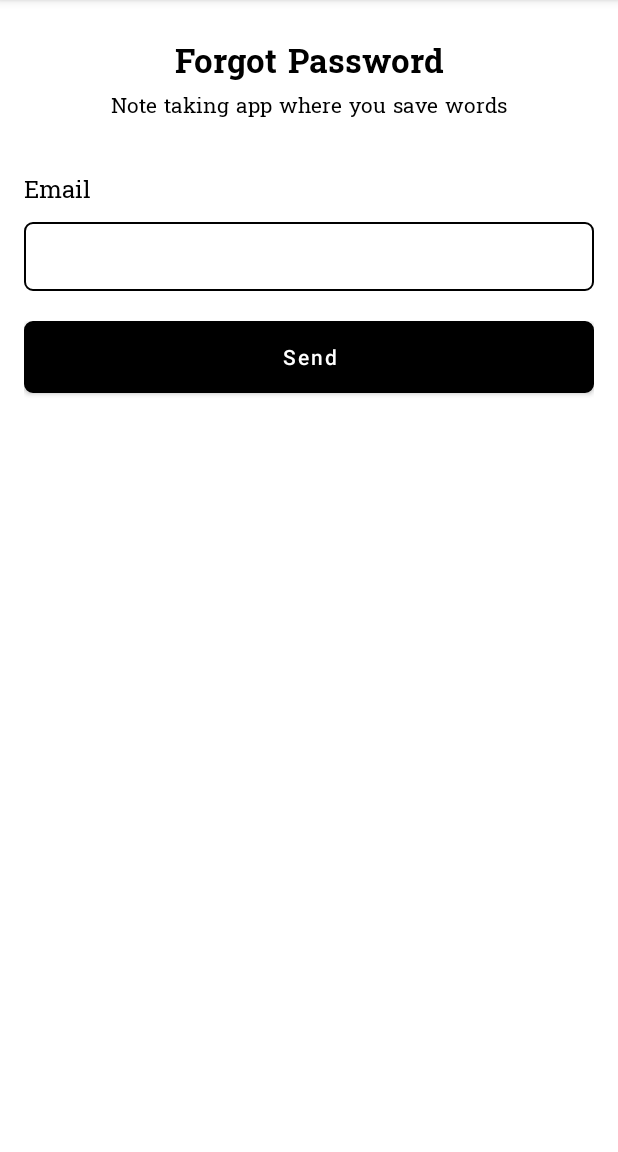
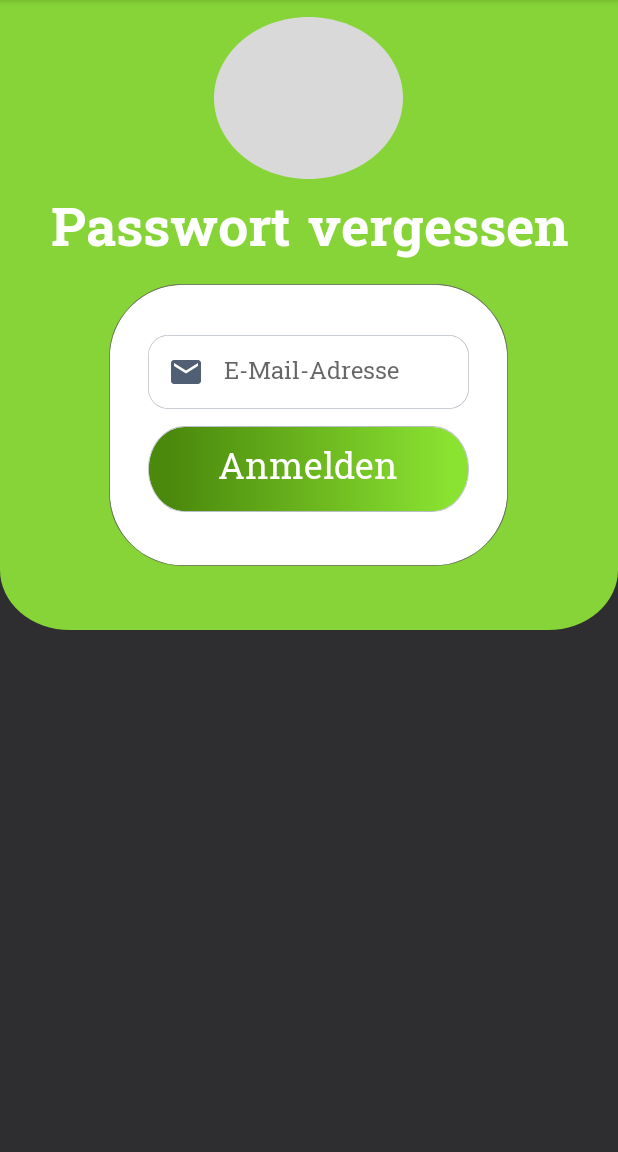
Before and after one commit to NicoB-Code/LearnAhead, an Android app: the ForgotPasswordFragment screen opened through its navigation route, on a phone screen of 412 x 824 dp, the part 84-1236 px from its top. Run offline under Robolectric (Android 15) with nearby library versions, the phone set to English and light mode, and no system bars; our stand-ins replace Dagger/Hilt's generated code, Firebase (no records; nobody signed in at launch, a user with empty details on screens opened directly).

Commit message:
Forget Password UI mit BL

```diff
--- a/app/src/main/java/com/example/learnahead_prototyp/UI/Auth/ForgotPasswordFragment.kt
+++ b/app/src/main/java/com/example/learnahead_prototyp/UI/Auth/ForgotPasswordFragment.kt
@@ -60,11 +60,11 @@ class ForgotPasswordFragment : Fragment() {
         observer()
 
         // Fügt einen Klicklistener zum Zurücksetzen-Button hinzu
-        binding.forgotPassBtn.setOnClickListener {
+        binding.buttonForgotPassword.setOnClickListener {
             // Überprüft die Eingabevalidierung des Benutzers
             if (validation()) {
                 // Ruft die "forgotPassword" -Funktion des ViewModels auf, um das Passwort zurückzusetzen
-                viewModel.forgotPassword(binding.emailEt.text.toString())
+                viewModel.forgotPassword(binding.editTextEmail.text.toString())
             }
         }
     }
@@ -79,21 +79,21 @@ class ForgotPasswordFragment : Fragment() {
             when (state) {
                 is UiState.Loading -> {
                     // Wenn der Zustand "Loading" ist, ändert die Funktion die Textanzeige und zeigt den Fortschrittsbalken an
-                    binding.forgotPassBtn.setText("")
-                    binding.forgotPassProgress.show()
+                    binding.buttonForgotPassword.setText("")
+                    binding.forgetPasswordProgress.show()
                 }
 
                 is UiState.Failure -> {
                     // Wenn der Zustand "Failure" ist, ändert die Funktion die Textanzeige, versteckt den Fortschrittsbalken und zeigt eine Fehlermeldung an.
-                    binding.forgotPassBtn.setText("Send")
-                    binding.forgotPassProgress.hide()
+                    binding.buttonForgotPassword.setText("Send")
+                    binding.forgetPasswordProgress.hide()
                     toast(state.error)
                 }
 
                 is UiState.Success -> {
                     // Wenn der Zustand "Success" ist, ändert die Funktion die Textanzeige, versteckt den Fortschrittsbalken und zeigt eine Erfolgsmeldung an.
-                    binding.forgotPassBtn.setText("Send")
-                    binding.forgotPassProgress.hide()
+                    binding.buttonForgotPassword.setText("Send")
+                    binding.forgetPasswordProgress.hide()
                     toast(state.data)
                 }
             }
@@ -109,18 +109,17 @@ class ForgotPasswordFragment : Fragment() {
     fun validation(): Boolean {
         var isValid = true
 
-        if (binding.emailEt.text.isNullOrEmpty()) {
+        if (binding.editTextEmail.text.isNullOrEmpty()) {
             // Wenn das E-Mail-Feld leer ist oder null, ist die E-Mail-Adresse ungültig. Die Funktion zeigt eine Fehlermeldung an und gibt "false" zurück.
             isValid = false
             toast(getString(R.string.enter_email))
         } else {
-            if (!binding.emailEt.text.toString().isValidEmail()) {
+            if (!binding.editTextEmail.text.toString().isValidEmail()) {
                 // Wenn die E-Mail-Adresse ungültig ist, zeigt die Funktion eine Fehlermeldung an und gibt "false" zurück.
                 isValid = false
                 toast(getString(R.string.invalid_email))
             }
         }
-
         return isValid
     }
 }
--- /dev/null
+++ b/app/src/main/res/drawable/rectangle_forgot_password_content_box.xml
@@ -0,0 +1,28 @@
+<vector
+    xmlns:android="http://schemas.android.com/apk/res/android"
+    xmlns:aapt="http://schemas.android.com/aapt"
+    android:width="267dp"
+    android:height="189dp"
+    android:viewportWidth="267"
+    android:viewportHeight="189"
+    >
+    <group>
+        <clip-path
+            android:pathData="M49.5 0.5H217.5C244.562 0.5 266.5 22.438 266.5 49.5V139.5C266.5 166.562 244.562 188.5 217.5 188.5H49.5C22.438 188.5 0.5 166.562 0.5 139.5V49.5C0.5 22.438 22.438 0.5 49.5 0.5Z"
+            />
+        <path
+            android:pathData="M0.5 0.5V188.5H266.5V0.5"
+            android:fillColor="#FFFFFF"
+            />
+    </group>
+    <group>
+        <clip-path
+            android:pathData="M0 0V189H267V0M49.5 0.5H217.5C244.562 0.5 266.5 22.438 266.5 49.5V139.5C266.5 166.562 244.562 188.5 217.5 188.5H49.5C22.438 188.5 0.5 166.562 0.5 139.5V49.5C0.5 22.438 22.438 0.5 49.5 0.5Z"
+            />
+        <path
+            android:pathData="M49.5 0.5H217.5C244.562 0.5 266.5 22.438 266.5 49.5V139.5C266.5 166.562 244.562 188.5 217.5 188.5H49.5C22.438 188.5 0.5 166.562 0.5 139.5V49.5C0.5 22.438 22.438 0.5 49.5 0.5Z"
+            android:strokeWidth="1"
+            android:strokeColor="#6C6B6B"
+            />
+    </group>
+</vector>
--- a/app/src/main/res/layout/fragment_forgot_password.xml
+++ b/app/src/main/res/layout/fragment_forgot_password.xml
@@ -1,91 +1,99 @@
-<?xml version="1.0" encoding="utf-8"?>
-<androidx.constraintlayout.widget.ConstraintLayout xmlns:android="http://schemas.android.com/apk/res/android"
+<!-- Android Large - Login -->
+<RelativeLayout xmlns:android="http://schemas.android.com/apk/res/android"
     xmlns:app="http://schemas.android.com/apk/res-auto"
-    xmlns:tools="http://schemas.android.com/tools"
+    android:id="@+id/android_lar"
     android:layout_width="match_parent"
     android:layout_height="match_parent"
-    tools:context=".UI.Auth.ForgotPasswordFragment">
+    android:layout_gravity="center_horizontal"
+    android:background="@drawable/android_lar"
+    android:clipToOutline="true">
 
+    <!-- Black Background -->
+    <View
+        android:id="@+id/register_black_background"
+        android:layout_width="match_parent"
+        android:layout_height="match_parent"
+        android:layout_below="@id/register_green_background"
+        android:layout_alignTop="@id/register_green_background"
+        android:background="@drawable/rectangle_black_background" />
+
+    <!-- Green Background -->
+    <View
+        android:id="@+id/register_green_background"
+        android:layout_width="match_parent"
+        android:layout_height="420dp"
+        android:layout_alignParentTop="true"
+        android:background="@drawable/rectangle_green_background" />
+
+    <!-- Placeholder Logo -->
+    <View
+        android:id="@+id/placeholder_logo"
+        android:layout_width="126dp"
+        android:layout_height="108dp"
+        android:layout_centerHorizontal="true"
+        android:layout_alignParentTop="true"
+        android:layout_marginTop="5pt"
+        android:background="@drawable/logo_prototype"
+        />
+
+    <!-- Label Forgot Password Header -->
     <TextView
-        android:id="@+id/name"
+        android:id="@+id/register_label_header"
+        android:layout_width="match_parent"
+        android:layout_height="70dp"
+        android:layout_centerHorizontal="true"
+        android:layout_below="@id/placeholder_logo"
+        android:text="@string/forgot_password"
+        android:textAppearance="@style/forgot_password_label_header"
+        android:gravity="center_horizontal|center_vertical"
+        />
+
+    <!-- Forget Password Box -->
+    <View
+        android:id="@+id/rectangle_forget_password_box"
+        android:layout_width="266dp"
+        android:layout_height="188dp"
+        android:background="@drawable/rectangle_forgot_password_content_box"
+        android:elevation="2dp"
+        android:layout_below="@id/register_label_header"
+        android:layout_centerHorizontal="true"
+        />
+
+    <!-- E-Mail -->
+    <EditText
+        android:id="@+id/editText_email"
         android:layout_width="wrap_content"
         android:layout_height="wrap_content"
-        android:layout_marginTop="25dp"
-        android:fontFamily="@font/hanuman_bold"
-        android:text="Forgot Password"
-        android:textColor="@color/black"
-        android:textSize="22dp"
-        app:layout_constraintEnd_toEndOf="parent"
-        app:layout_constraintStart_toStartOf="parent"
-        app:layout_constraintTop_toTopOf="parent" />
+        android:layout_alignTop="@id/rectangle_forget_password_box"
+        android:layout_centerHorizontal="true"
+        android:layout_marginTop="34dp"
+        android:background="@drawable/rectangle_register_or_login_content"
+        android:drawableLeft="@drawable/email_icon"
+        android:drawablePadding="13dp"
+        android:paddingLeft="13dp"
+        android:elevation="6dp"
+        android:hint="@string/e_mail_address"
+        android:textAppearance="@style/register_content_text"
+        android:textSize="16sp"
+        android:textColor="@null"
+        />
 
-    <TextView
-        android:id="@+id/headline"
+    <!-- Passwort vergessen -->
+    <com.google.android.material.button.MaterialButton
+        android:id="@+id/button_forgot_password"
         android:layout_width="wrap_content"
         android:layout_height="wrap_content"
-        android:fontFamily="@font/hanuman_regular"
-        android:text="Note taking app where you save words"
-        android:textColor="@color/black"
-        android:textSize="14dp"
-        app:layout_constraintEnd_toEndOf="parent"
-        app:layout_constraintStart_toStartOf="parent"
-        app:layout_constraintTop_toBottomOf="@+id/name" />
-
-    <TextView
-        android:id="@+id/email_label"
-        android:layout_width="wrap_content"
-        android:layout_height="wrap_content"
-        android:layout_marginStart="16dp"
-        android:layout_marginTop="32dp"
-        android:fontFamily="@font/hanuman_regular"
-        android:text="Email"
-        android:textColor="@color/black"
-        android:textSize="16dp"
-        app:layout_constraintStart_toStartOf="parent"
-        app:layout_constraintTop_toBottomOf="@+id/headline" />
-
-    <EditText
-        android:id="@+id/email_et"
-        android:layout_width="0dp"
-        android:layout_height="wrap_content"
-        android:layout_marginStart="16dp"
-        android:layout_marginLeft="16dp"
-        android:layout_marginTop="8dp"
-        android:layout_marginEnd="16dp"
-        android:layout_marginRight="16dp"
-        android:background="@drawable/black_white_rect_bg"
-        android:ems="10"
-        android:fontFamily="@font/hanuman_regular"
-        android:inputType="textPersonName"
-        android:textColor="@color/black"
-        android:textSize="14dp"
-        app:layout_constraintEnd_toEndOf="parent"
-        app:layout_constraintHorizontal_bias="0.0"
-        app:layout_constraintStart_toStartOf="parent"
-        app:layout_constraintTop_toBottomOf="@+id/email_label" />
-
-    <RelativeLayout
-        android:id="@+id/button_layout"
-        android:layout_width="0dp"
-        android:layout_height="wrap_content"
-        android:layout_marginTop="20dp"
-        app:layout_constraintEnd_toEndOf="@+id/email_et"
-        app:layout_constraintHorizontal_bias="0.0"
-        app:layout_constraintStart_toStartOf="@+id/email_et"
-        app:layout_constraintTop_toBottomOf="@+id/email_et">
-
-        <com.google.android.material.button.MaterialButton
-            android:id="@+id/forgot_pass_btn"
-            android:layout_width="match_parent"
-            android:layout_height="wrap_content"
-            android:background="@drawable/black_rect_bg"
-            android:text="Send"
-            android:textAllCaps="false"
-            android:textColor="@color/white"
-            app:backgroundTint="@color/black" />
+        android:layout_centerHorizontal="true"
+        android:layout_marginTop="11dp"
+        android:layout_below="@id/editText_email"
+        android:background="@drawable/rectangle_login_register"
+        android:elevation="8dp"
+        android:text="@string/login_verb"
+        android:textAppearance="@style/register_login_button_text"
+        app:backgroundTint="@null" />
 
     <ProgressBar
-            android:id="@+id/forgot_pass_progress"
+        android:id="@+id/forget_password_progress"
         style="?android:attr/progressBarStyle"
         android:layout_width="36dp"
         android:layout_height="36dp"
@@ -94,8 +102,4 @@
         android:elevation="10dp"
         android:indeterminateTint="@color/white"
         android:visibility="invisible" />
-
 </RelativeLayout>
-
-
-</androidx.constraintlayout.widget.ConstraintLayout>
--- a/app/src/main/res/layout/fragment_login.xml
+++ b/app/src/main/res/layout/fragment_login.xml
@@ -53,7 +53,7 @@
         android:id="@+id/rectangle_register_box"
         android:layout_width="266dp"
         android:layout_height="444dp"
-        android:background="@drawable/rectangle_register_box"
+        android:background="@drawable/rectangle_register_login_content_box"
         android:elevation="2dp"
         android:layout_below="@id/register_label_header"
         android:layout_centerHorizontal="true"
@@ -110,7 +110,7 @@
         android:layout_marginLeft="10dp"
         android:layout_centerHorizontal="true"
         android:elevation="8dp"
-        android:text="@string/forgot_password"
+        android:text="@string/forgot_password_question"
         android:textAppearance="@style/register_login_instead"
         />
 
--- a/app/src/main/res/layout/fragment_register.xml
+++ b/app/src/main/res/layout/fragment_register.xml
@@ -53,7 +53,7 @@
         android:id="@+id/rectangle_register_box"
         android:layout_width="266dp"
         android:layout_height="444dp"
-        android:background="@drawable/rectangle_register_box"
+        android:background="@drawable/rectangle_register_login_content_box"
         android:elevation="2dp"
         android:layout_below="@id/register_label_header"
         android:layout_centerHorizontal="true"
--- a/app/src/main/res/values/strings.xml
+++ b/app/src/main/res/values/strings.xml
@@ -58,8 +58,9 @@
     <string name="login"> Login </string>
     <string name="login_subject"> Anmeldung </string>
     <string name="login_verb"> Anmelden </string>
-    <string name="forgot_password"> Passwort vergessen ? </string>
-
+    <string name="forgot_password"> Passwort vergessen </string>
+    <string name="forgot_password_question"> Passwort vergessen ? </string>
+    <string name="send"> Senden </string>
 
 
 </resources>
--- a/app/src/main/res/values/styles.xml
+++ b/app/src/main/res/values/styles.xml
@@ -138,6 +138,14 @@
         <item name="fontFamily">@font/hanuman_bold</item>
     </style>
 
+    <!-- ForgotPasswordLabelTop -->
+    <style name="forgot_password_label_header">
+        <item name="android:textSize">36sp</item>
+        <item name="android:textColor">#FFFFFF</item>
+        <item name="fontFamily">@font/hanuman_bold</item>
+    </style>
+
+
     <!-- Register Username -->
     <style name="register_content_text">
         <item name="android:textSize">48sp</item>
```
Also changed, not shown: app/src/main/res/drawable/rectangle_register_login_content_box.xml (renamed from app/src/main/res/drawable/rectangle_register_box.xml). Lines whose indentation alone changed are shown as unchanged.
